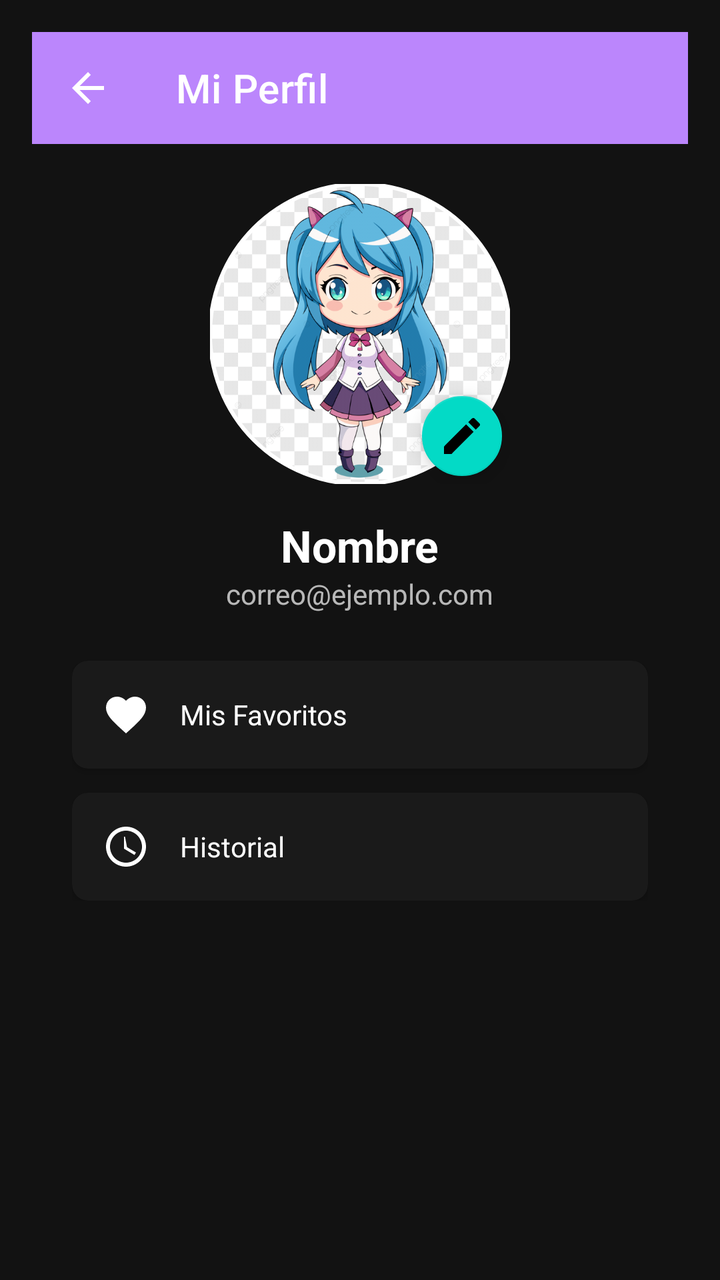
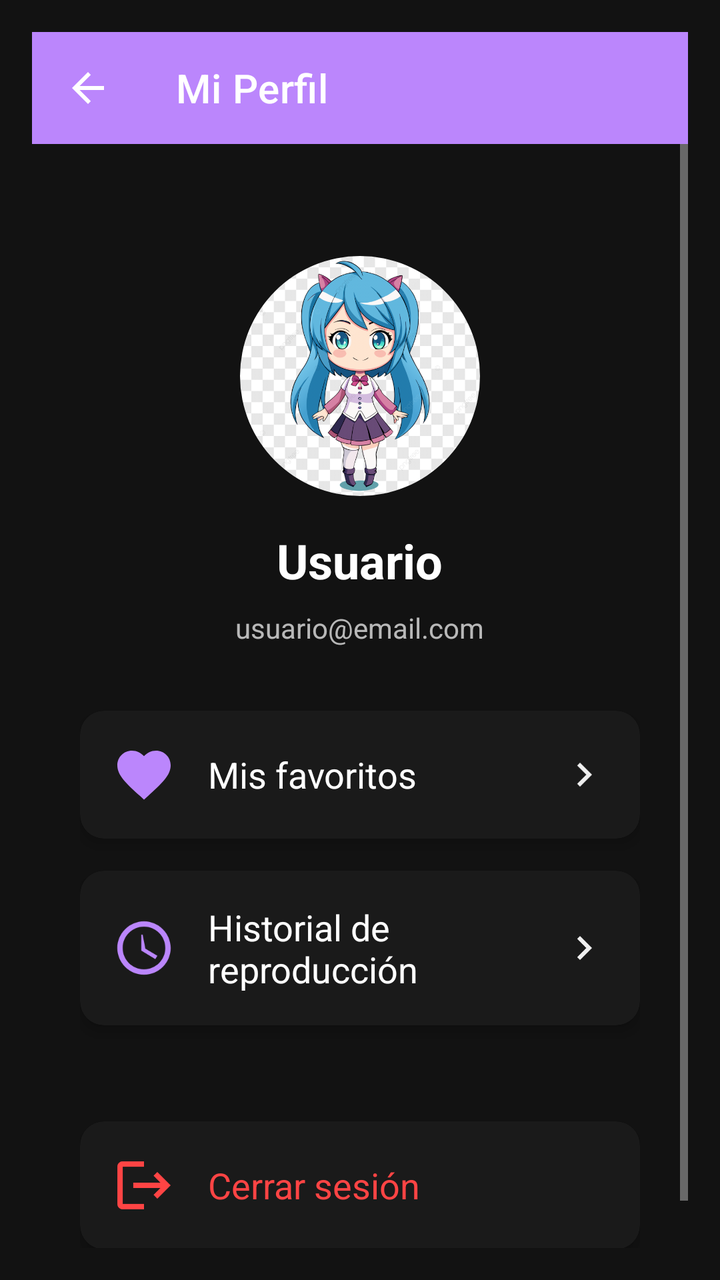

The first picture is an Android layout as it rendered before a commit; the second is the same layout after the commit. The layout source and the unified diff follow.
<!-- AndroidManifest.xml: activity theme Theme.Music1 -->
<!-- res/layout/activity_perfil_usuario.xml -->
<?xml version="1.0" encoding="utf-8"?>
<LinearLayout xmlns:android="http://schemas.android.com/apk/res/android"
    xmlns:app="http://schemas.android.com/apk/res-auto"
    android:layout_width="match_parent"
    android:layout_height="match_parent"
    android:orientation="vertical"
    android:background="@color/fondo_oscuro"
    android:padding="16dp">

    <com.google.android.material.appbar.MaterialToolbar
        android:id="@+id/toolbar"
        android:layout_width="match_parent"
        android:layout_height="?attr/actionBarSize"
        android:background="?attr/colorPrimary"
        app:title="Mi Perfil"
        app:titleTextColor="@color/white"
        app:navigationIcon="@drawable/ic_arrow_back" />

    <ScrollView android:layout_width="match_parent" android:layout_height="match_parent">
        <LinearLayout android:layout_width="match_parent" android:layout_height="wrap_content" android:orientation="vertical" android:gravity="center_horizontal" android:padding="20dp">

            <FrameLayout android:layout_width="wrap_content" android:layout_height="wrap_content" android:layout_marginBottom="16dp">
                <com.google.android.material.imageview.ShapeableImageView
                    android:id="@+id/ivAvatar"
                    android:layout_width="150dp"
                    android:layout_height="150dp"
                    android:src="@drawable/avatar1"
                    app:strokeColor="@color/white"
                    app:strokeWidth="2dp"
                    app:shapeAppearanceOverlay="@style/CircleImage"
                    android:scaleType="centerCrop" />
                <com.google.android.material.floatingactionbutton.FloatingActionButton
                    android:id="@+id/btnCambiarFoto"
                    android:layout_width="wrap_content"
                    android:layout_height="wrap_content"
                    android:layout_gravity="bottom|end"
                    android:src="@drawable/ic_edit"
                    app:fabSize="mini" />
            </FrameLayout>

            <TextView android:id="@+id/tvNombreUsuario" android:layout_width="wrap_content" android:layout_height="wrap_content" android:text="Nombre" android:textColor="@color/white" android:textSize="22sp" android:textStyle="bold" />
            
            <TextView android:id="@+id/tvEmailUsuario" android:layout_width="wrap_content" android:layout_height="wrap_content" android:text="correo@ejemplo.com" android:textColor="@color/texto_secundario" android:textSize="14sp" android:layout_marginBottom="24dp" />

            <androidx.cardview.widget.CardView android:id="@+id/cardFavoritos" android:layout_width="match_parent" android:layout_height="wrap_content" android:layout_marginBottom="12dp" app:cardBackgroundColor="@color/fondo_secundario" app:cardCornerRadius="8dp">
                <LinearLayout android:layout_width="match_parent" android:layout_height="wrap_content" android:padding="15dp" android:gravity="center_vertical">
                    <ImageView android:layout_width="24dp" android:layout_height="24dp" android:src="@drawable/ic_favorite" app:tint="@color/white" />
                    <TextView android:layout_width="wrap_content" android:layout_height="wrap_content" android:text="Mis Favoritos" android:textColor="@color/white" android:layout_marginStart="15dp" />
                </LinearLayout>
            </androidx.cardview.widget.CardView>

            <androidx.cardview.widget.CardView android:id="@+id/cardHistorial" android:layout_width="match_parent" android:layout_height="wrap_content" app:cardBackgroundColor="@color/fondo_secundario" app:cardCornerRadius="8dp">
                <LinearLayout android:layout_width="match_parent" android:layout_height="wrap_content" android:padding="15dp" android:gravity="center_vertical">
                    <ImageView android:layout_width="24dp" android:layout_height="24dp" android:src="@drawable/ic_history" app:tint="@color/white" />
                    <TextView android:layout_width="wrap_content" android:layout_height="wrap_content" android:text="Historial" android:textColor="@color/white" android:layout_marginStart="15dp" />
                </LinearLayout>
            </androidx.cardview.widget.CardView>

        </LinearLayout>
    </ScrollView>
</LinearLayout>
<!-- resources referenced by this layout -->
<resources>
  <color name="fondo_oscuro">#121212</color>
  <color name="fondo_secundario">#1A1A1A</color>
  <color name="texto_secundario">#B3FFFFFF</color>
  <color name="white">#FFFFFF</color>
  <!-- drawable avatar1: png bitmap (drawable, 167418 bytes) -->
  <!-- drawable ic_arrow_back (drawable) -->
  <vector xmlns:android="http://schemas.android.com/apk/res/android"
      android:width="24dp"
      android:height="24dp"
      android:viewportWidth="24"
      android:viewportHeight="24">
      <path
          android:fillColor="#FFFFFF"
          android:pathData="M20,11H7.83l5.59,-5.59L12,4l-8,8 8,8 1.41,-1.41L7.83,13H20v-2z"/>
  </vector>
  <!-- drawable ic_edit (drawable) -->
  <?xml version="1.0" encoding="utf-8"?>
  <vector xmlns:android="http://schemas.android.com/apk/res/android"
      android:width="24dp"
      android:height="24dp"
      android:viewportWidth="24"
      android:viewportHeight="24">
      <path
          android:fillColor="#FFFFFF"
          android:pathData="M3,17.25V21h3.75L17.81,9.94l-3.75,-3.75L3,17.25zM20.71,7.04c0.39,-0.39 0.39,-1.02 0,-1.41l-2.34,-2.34c-0.39,-0.39 -1.02,-0.39 -1.41,0l-1.83,1.83 3.75,3.75 1.83,-1.83z"/>
  </vector>
  <!-- drawable ic_favorite (drawable) -->
  <vector xmlns:android="http://schemas.android.com/apk/res/android"
      android:width="24dp"
      android:height="24dp"
      android:viewportWidth="24"
      android:viewportHeight="24">
      <path
          android:fillColor="#FF0000"
          android:pathData="M12,21.35l-1.45,-1.32C5.4,15.36 2,12.28 2,8.5 2,5.42 4.42,3 7.5,3c1.74,0 3.41,0.81 4.5,2.09C13.09,3.81 14.76,3 16.5,3 19.58,3 22,5.42 22,8.5c0,3.78 -3.4,6.86 -8.55,11.54L12,21.35z"/>
  </vector>
  <!-- drawable ic_history (drawable) -->
  <vector xmlns:android="http://schemas.android.com/apk/res/android"
      android:width="24dp"
      android:height="24dp"
      android:viewportWidth="24"
      android:viewportHeight="24">
      <path
          android:fillColor="#FFFFFF"
          android:pathData="M12,2C6.48,2 2,6.48 2,12s4.48,10 10,10 10,-4.48 10,-10S17.52,2 12,2zm0,18c-4.41,0-8,-3.59-8,-8s3.59-8,8-8 8,3.59 8,8-3.59,8-8,8zm-0.5-13H11v6l5.25,3.15 0.75,-1.23 -4.5,-2.67z"/>
  </vector>
  <style name="CircleImage"><item name="cornerSize">50%</item></style>
  <style name="Theme.Music1" parent="Theme.MaterialComponents.DayNight.NoActionBar">
          <item name="colorPrimary">@color/accento_principal</item>
          <item name="colorPrimaryDark">@color/azul_profundo</item>
          <item name="colorAccent">@color/destello_play</item>
          <item name="android:windowBackground">@color/fondo_principal</item>
          <item name="android:statusBarColor">@color/fondo_principal</item>
      </style>
  <color name="accento_principal">#BB86FC</color>
  <color name="azul_profundo">#0A1929</color>
  <color name="destello_play">#03DAC6</color>
  <color name="fondo_principal">#0A0A0A</color>
</resources>

<!-- the commit's change to res/layout/activity_perfil_usuario.xml (unified diff, before → after) -->
@@ -14,45 +14,162 @@
         android:background="?attr/colorPrimary"
         app:title="Mi Perfil"
         app:titleTextColor="@color/white"
-        app:navigationIcon="@drawable/ic_arrow_back" />
+        app:navigationIcon="@drawable/ic_arrow_back"
+        android:theme="@style/ThemeOverlay.AppCompat.Dark.ActionBar" />
 
-    <ScrollView android:layout_width="match_parent" android:layout_height="match_parent">
-        <LinearLayout android:layout_width="match_parent" android:layout_height="wrap_content" android:orientation="vertical" android:gravity="center_horizontal" android:padding="20dp">
+    <ScrollView
+        android:layout_width="match_parent"
+        android:layout_height="match_parent">
 
-            <FrameLayout android:layout_width="wrap_content" android:layout_height="wrap_content" android:layout_marginBottom="16dp">
-                <com.google.android.material.imageview.ShapeableImageView
-                    android:id="@+id/ivAvatar"
-                    android:layout_width="150dp"
-                    android:layout_height="150dp"
-                    android:src="@drawable/avatar1"
-                    app:strokeColor="@color/white"
-                    app:strokeWidth="2dp"
-                    app:shapeAppearanceOverlay="@style/CircleImage"
-                    android:scaleType="centerCrop" />
-                <com.google.android.material.floatingactionbutton.FloatingActionButton
-                    android:id="@+id/btnCambiarFoto"
-                    android:layout_width="wrap_content"
+        <LinearLayout
+            android:layout_width="match_parent"
+            android:layout_height="wrap_content"
+            android:orientation="vertical"
+            android:gravity="center_horizontal"
+            android:padding="24dp">
+
+            
+            <com.google.android.material.imageview.ShapeableImageView
+                android:id="@+id/ivAvatar"
+                android:layout_width="120dp"
+                android:layout_height="120dp"
+                android:src="@drawable/avatar1"
+                app:shapeAppearanceOverlay="@style/roundedImageView"
+                android:layout_marginTop="32dp"
+                android:layout_marginBottom="16dp" />
+
+            
+            <TextView
+                android:id="@+id/tvNombreUsuario"
+                android:layout_width="wrap_content"
+                android:layout_height="wrap_content"
+                android:text="Usuario"
+                android:textSize="24sp"
+                android:textStyle="bold"
+                android:textColor="@color/white"
+                android:layout_marginBottom="8dp" />
+
+            
+            <TextView
+                android:id="@+id/tvEmailUsuario"
+                android:layout_width="wrap_content"
+                android:layout_height="wrap_content"
+                android:text="usuario@email.com"
+                android:textSize="14sp"
+                android:textColor="@color/texto_secundario"
+                android:layout_marginBottom="32dp" />
+
+            
+            <androidx.cardview.widget.CardView
+                android:id="@+id/cardFavoritos"
+                android:layout_width="match_parent"
+                android:layout_height="wrap_content"
+                android:layout_marginBottom="16dp"
+                app:cardCornerRadius="12dp"
+                app:cardBackgroundColor="@color/fondo_secundario"
+                app:cardElevation="4dp">
+
+                <LinearLayout
+                    android:layout_width="match_parent"
                     android:layout_height="wrap_content"
-                    android:layout_gravity="bottom|end"
-                    android:src="@drawable/ic_edit"
-                    app:fabSize="mini" />
-            </FrameLayout>
+                    android:orientation="horizontal"
+                    android:padding="16dp"
+                    android:gravity="center_vertical">
 
-            <TextView android:id="@+id/tvNombreUsuario" android:layout_width="wrap_content" android:layout_height="wrap_content" android:text="Nombre" android:textColor="@color/white" android:textSize="22sp" android:textStyle="bold" />
-            
-            <TextView android:id="@+id/tvEmailUsuario" android:layout_width="wrap_content" android:layout_height="wrap_content" android:text="correo@ejemplo.com" android:textColor="@color/texto_secundario" android:textSize="14sp" android:layout_marginBottom="24dp" />
+                    <ImageView
+                        android:layout_width="32dp"
+                        android:layout_height="32dp"
+                        android:src="@drawable/ic_favorite"
+                        android:tint="@color/colorAccent" />
 
-            <androidx.cardview.widget.CardView android:id="@+id/cardFavoritos" android:layout_width="match_parent" android:layout_height="wrap_content" android:layout_marginBottom="12dp" app:cardBackgroundColor="@color/fondo_secundario" app:cardCornerRadius="8dp">
-                <LinearLayout android:layout_width="match_parent" android:layout_height="wrap_content" android:padding="15dp" android:gravity="center_vertical">
-                    <ImageView android:layout_width="24dp" android:layout_height="24dp" android:src="@drawable/ic_favorite" app:tint="@color/white" />
-                    <TextView android:layout_width="wrap_content" android:layout_height="wrap_content" android:text="Mis Favoritos" android:textColor="@color/white" android:layout_marginStart="15dp" />
+                    <TextView
+                        android:layout_width="0dp"
+                        android:layout_height="wrap_content"
+                        android:layout_weight="1"
+                        android:text="Mis favoritos"
+                        android:textSize="18sp"
+                        android:textColor="@color/white"
+                        android:layout_marginStart="16dp" />
+
+                    <ImageView
+                        android:layout_width="24dp"
+                        android:layout_height="24dp"
+                        android:src="@drawable/ic_chevron_right"
+                        android:tint="@color/texto_secundario" />
                 </LinearLayout>
             </androidx.cardview.widget.CardView>
 
-            <androidx.cardview.widget.CardView android:id="@+id/cardHistorial" android:layout_width="match_parent" android:layout_height="wrap_content" app:cardBackgroundColor="@color/fondo_secundario" app:cardCornerRadius="8dp">
-                <LinearLayout android:layout_width="match_parent" android:layout_height="wrap_content" android:padding="15dp" android:gravity="center_vertical">
-                    <ImageView android:layout_width="24dp" android:layout_height="24dp" android:src="@drawable/ic_history" app:tint="@color/white" />
-                    <TextView android:layout_width="wrap_content" android:layout_height="wrap_content" android:text="Historial" android:textColor="@color/white" android:layout_marginStart="15dp" />
+            
+            <androidx.cardview.widget.CardView
+                android:id="@+id/cardHistorial"
+                android:layout_width="match_parent"
+                android:layout_height="wrap_content"
+                android:layout_marginBottom="16dp"
+                app:cardCornerRadius="12dp"
+                app:cardBackgroundColor="@color/fondo_secundario"
+                app:cardElevation="4dp">
+
+                <LinearLayout
+                    android:layout_width="match_parent"
+                    android:layout_height="wrap_content"
+                    android:orientation="horizontal"
+                    android:padding="16dp"
+                    android:gravity="center_vertical">
+
+                    <ImageView
+                        android:layout_width="32dp"
+                        android:layout_height="32dp"
+                        android:src="@drawable/ic_history"
+                        android:tint="@color/colorAccent" />
+
+                    <TextView
+                        android:layout_width="0dp"
+                        android:layout_height="wrap_content"
+                        android:layout_weight="1"
+                        android:text="Historial de reproducción"
+                        android:textSize="18sp"
+                        android:textColor="@color/white"
+                        android:layout_marginStart="16dp" />
+
+                    <ImageView
+                        android:layout_width="24dp"
+                        android:layout_height="24dp"
+                        android:src="@drawable/ic_chevron_right"
+                        android:tint="@color/texto_secundario" />
+                </LinearLayout>
+            </androidx.cardview.widget.CardView>
+
+            
+            <androidx.cardview.widget.CardView
+                android:id="@+id/cardCerrarSesion"
+                android:layout_width="match_parent"
+                android:layout_height="wrap_content"
+                android:layout_marginTop="32dp"
+                app:cardCornerRadius="12dp"
+                app:cardBackgroundColor="@color/fondo_secundario"
+                app:cardElevation="4dp">
+
+                <LinearLayout
+                    android:layout_width="match_parent"
+                    android:layout_height="wrap_content"
+                    android:orientation="horizontal"
+                    android:padding="16dp"
+                    android:gravity="center_vertical">
+
+                    <ImageView
+                        android:layout_width="32dp"
+                        android:layout_height="32dp"
+                        android:src="@drawable/ic_logout"
+                        android:tint="@color/rojo_detener" />
+
+                    <TextView
+                        android:layout_width="0dp"
+                        android:layout_height="wrap_content"
+                        android:layout_weight="1"
+                        android:text="Cerrar sesión"
+                        android:textSize="18sp"
+                        android:textColor="@color/rojo_detener"
+                        android:layout_marginStart="16dp" />
                 </LinearLayout>
             </androidx.cardview.widget.CardView>
 
<!-- resource entries referenced after the edit -->
@@ -1,7 +1,9 @@
 <!-- resources referenced by this layout -->
 <resources>
+  <color name="colorAccent">#BB86FC</color>
   <color name="fondo_oscuro">#121212</color>
   <color name="fondo_secundario">#1A1A1A</color>
+  <color name="rojo_detener">#FF4444</color>
   <color name="texto_secundario">#B3FFFFFF</color>
   <color name="white">#FFFFFF</color>
   <!-- drawable avatar1: png bitmap (drawable, 167418 bytes) -->
@@ -15,16 +17,15 @@
           android:fillColor="#FFFFFF"
           android:pathData="M20,11H7.83l5.59,-5.59L12,4l-8,8 8,8 1.41,-1.41L7.83,13H20v-2z"/>
   </vector>
-  <!-- drawable ic_edit (drawable) -->
-  <?xml version="1.0" encoding="utf-8"?>
+  <!-- drawable ic_chevron_right (drawable) -->
   <vector xmlns:android="http://schemas.android.com/apk/res/android"
       android:width="24dp"
       android:height="24dp"
       android:viewportWidth="24"
       android:viewportHeight="24">
       <path
-          android:fillColor="#FFFFFF"
-          android:pathData="M3,17.25V21h3.75L17.81,9.94l-3.75,-3.75L3,17.25zM20.71,7.04c0.39,-0.39 0.39,-1.02 0,-1.41l-2.34,-2.34c-0.39,-0.39 -1.02,-0.39 -1.41,0l-1.83,1.83 3.75,3.75 1.83,-1.83z"/>
+          android:fillColor="#CCCCCC"
+          android:pathData="M10,6L8.59,7.41 13.17,12l-4.58,4.59L10,18l6,-6z"/>
   </vector>
   <!-- drawable ic_favorite (drawable) -->
   <vector xmlns:android="http://schemas.android.com/apk/res/android"
@@ -46,17 +47,34 @@
           android:fillColor="#FFFFFF"
           android:pathData="M12,2C6.48,2 2,6.48 2,12s4.48,10 10,10 10,-4.48 10,-10S17.52,2 12,2zm0,18c-4.41,0-8,-3.59-8,-8s3.59-8,8-8 8,3.59 8,8-3.59,8-8,8zm-0.5-13H11v6l5.25,3.15 0.75,-1.23 -4.5,-2.67z"/>
   </vector>
-  <style name="CircleImage"><item name="cornerSize">50%</item></style>
+  <!-- drawable ic_logout (drawable) -->
+  <vector xmlns:android="http://schemas.android.com/apk/res/android"
+      android:width="24dp"
+      android:height="24dp"
+      android:viewportWidth="24"
+      android:viewportHeight="24">
+      <path
+          android:fillColor="#FF4444"
+          android:pathData="M17,7l-1.41,1.41L18.17,11H8v2h10.17l-2.58,2.58L17,17l5,-5zM4,5h8V3H4c-1.1,0-2,0.9-2,2v14c0,1.1,0.9,2,2,2h8v-2H4V5z"/>
+  </vector>
+  <style name="roundedImageView">
+          <item name="cornerFamily">rounded</item>
+          <item name="cornerSize">60dp</item>
+      </style>
   <style name="Theme.Music1" parent="Theme.MaterialComponents.DayNight.NoActionBar">
           <item name="colorPrimary">@color/accento_principal</item>
           <item name="colorPrimaryDark">@color/azul_profundo</item>
           <item name="colorAccent">@color/destello_play</item>
           <item name="android:windowBackground">@color/fondo_principal</item>
+          <item name="android:colorBackground">@color/fondo_principal</item>
+          <item name="android:textColorPrimary">@color/texto_primario</item>
+          <item name="android:textColorSecondary">@color/texto_secundario</item>
           <item name="android:statusBarColor">@color/fondo_principal</item>
       </style>
   <color name="accento_principal">#BB86FC</color>
   <color name="azul_profundo">#0A1929</color>
   <color name="destello_play">#03DAC6</color>
   <color name="fondo_principal">#0A0A0A</color>
+  <color name="texto_primario">#FFFFFF</color>
 </resources>
 
